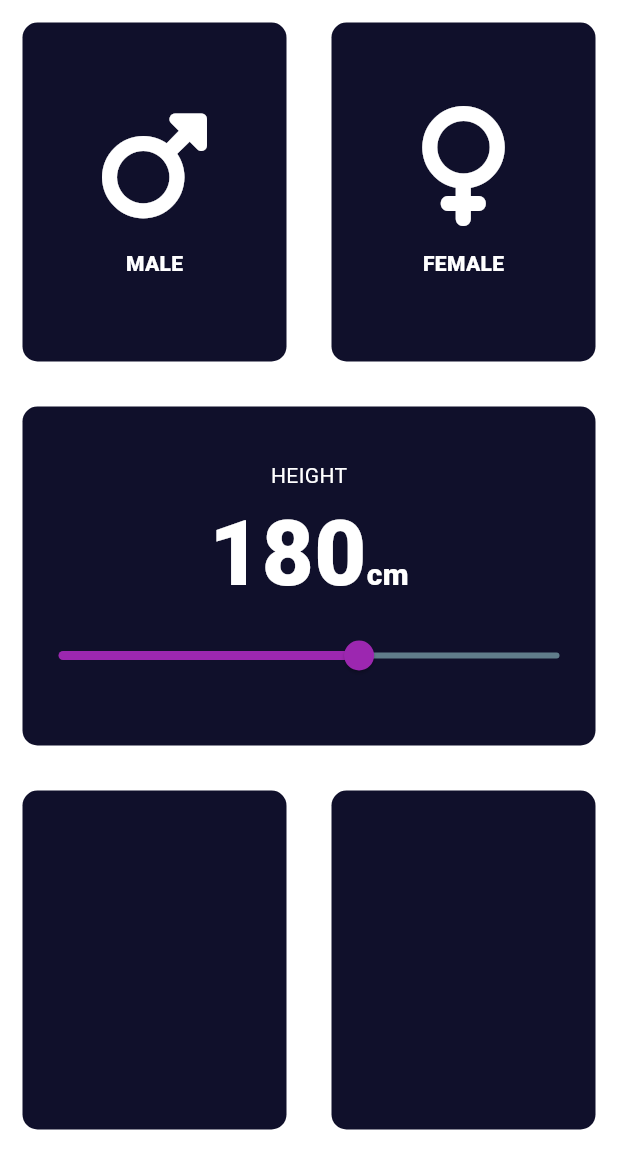
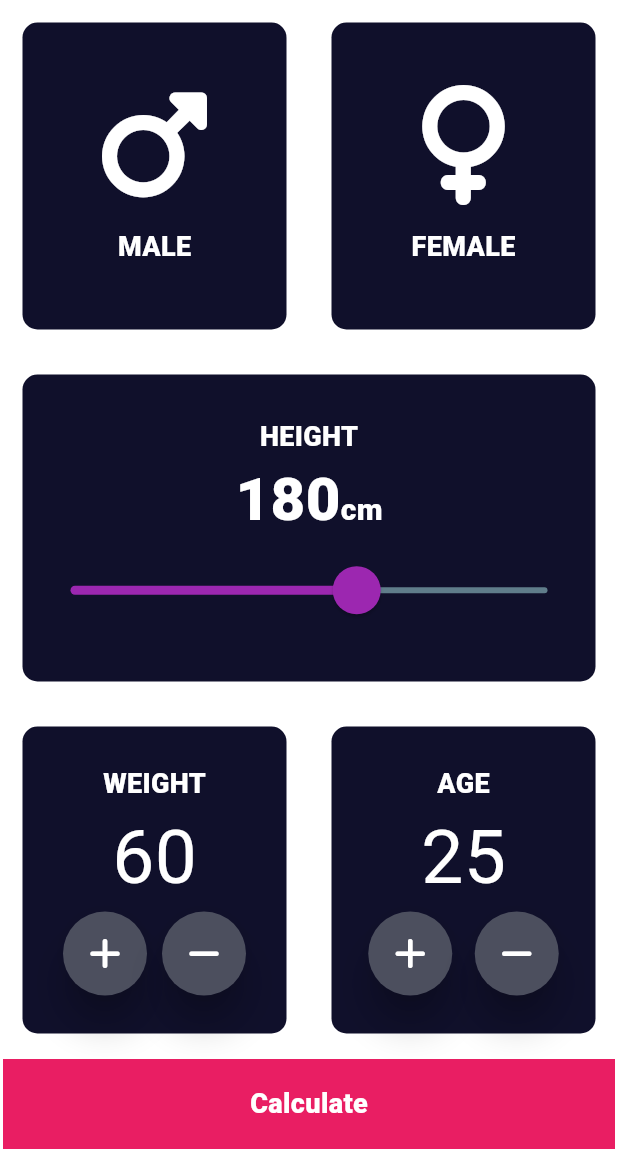
Before and after one commit to Iamthemax/bmi_calculator, a Flutter app: the screen it shows after launch, on a phone screen of 412 x 824 dp, the part 84-1236 px from its top. Run offline on Flutter 3.47's test engine with Material 3 defaults, Android fonts, the phone set to English and light mode, and no system bars; our stand-ins replace font_awesome_flutter.

Commit message:
After fully successful

```diff
--- /dev/null
+++ b/lib/calculate_bmi.dart
@@ -0,0 +1,24 @@
+import 'dart:math';
+
+class CalculateBMI{
+
+  CalculateBMI({this.weight,this.height});
+  final int? height;
+  final int? weight;
+  double bmi=0.0;
+
+  String calculate(){
+    bmi=(weight!/pow(height!/100, 2))!;
+    return bmi.toStringAsFixed(1);
+  }
+  String getResult(){
+
+    if(bmi>25){
+      return "Overweight";
+    }else if(bmi>18.5){
+      return "Normal";
+    }else {
+      return "Underweight";
+    }
+  }
+}
--- a/lib/constants.dart
+++ b/lib/constants.dart
@@ -7,5 +7,6 @@ const inActiveCardColor = Color(0xFF10102B);
 enum Gender{male,female}
 const labelTextStyle=TextStyle(
   fontSize: 18.0,
-  color: Colors.white
+  color: Colors.white,
+    fontWeight: FontWeight.w900
 );
--- a/lib/icon_content.dart
+++ b/lib/icon_content.dart
@@ -1,3 +1,4 @@
+import 'package:bmi_calculator/constants.dart';
 import 'package:flutter/material.dart';
 class IconContent extends StatelessWidget {
   const IconContent({
@@ -17,7 +18,7 @@ class IconContent extends StatelessWidget {
         ),
         Text(
           iconText,
-          style: const TextStyle(color: Colors.white,fontWeight:FontWeight.w800),
+          style: labelTextStyle
         ),
       ],
     );
--- a/lib/input_page.dart
+++ b/lib/input_page.dart
@@ -1,3 +1,5 @@
+import 'package:bmi_calculator/calculate_bmi.dart';
+import 'package:bmi_calculator/results_page.dart';
 import 'package:flutter/material.dart';
 import 'package:font_awesome_flutter/font_awesome_flutter.dart';
 import 'reusable_card.dart';
@@ -14,6 +16,8 @@ class InputPage extends StatefulWidget {
 class _InputPageState extends State<InputPage> {
   Gender? selectedGender;
   int height = 180;
+  int weight = 60;
+  int age = 25;
 
   @override
   Widget build(BuildContext context) {
@@ -24,7 +28,8 @@ class _InputPageState extends State<InputPage> {
             style: TextStyle(fontWeight: FontWeight.w900, fontSize: 20),
           ),
         ),
-        body: Column(
+        body: SafeArea(
+          child: Column(
             children: [
               Expanded(
                 child: Row(
@@ -69,7 +74,10 @@ class _InputPageState extends State<InputPage> {
                       crossAxisAlignment: CrossAxisAlignment.center,
                       mainAxisAlignment: MainAxisAlignment.center,
                       children: [
-                      Text("HEIGHT"),
+                        Text(
+                          "HEIGHT",
+                          style: labelTextStyle,
+                        ),
                         Row(
                           mainAxisAlignment: MainAxisAlignment.center,
                           crossAxisAlignment: CrossAxisAlignment.baseline,
@@ -79,7 +87,7 @@ class _InputPageState extends State<InputPage> {
                                 style: TextStyle(
                                     color: Colors.white,
                                     fontWeight: FontWeight.w900,
-                                  fontSize: 60.0)),
+                                    fontSize: 40.0)),
                             Text("cm",
                                 style: TextStyle(
                                   color: Colors.white,
@@ -88,7 +96,13 @@ class _InputPageState extends State<InputPage> {
                                 )),
                           ],
                         ),
-                      Slider(
+                        SliderTheme(
+                          data: SliderTheme.of(context).copyWith(
+                              thumbShape:
+                                  RoundSliderThumbShape(enabledThumbRadius: 16.0),
+                              overlayShape:
+                                  RoundSliderOverlayShape(overlayRadius: 32.0)),
+                          child: Slider(
                             value: height.toDouble(),
                             min: 120.0,
                             max: 220.0,
@@ -99,27 +113,150 @@ class _InputPageState extends State<InputPage> {
                                 height = newValue.round();
                               });
                             },
+                          ),
                         )
                       ],
                     )),
               ),
-            const Expanded(
+              Expanded(
                 child: Row(
                   children: [
                     Expanded(
                       child: ReusableCard(
                         colour: inActiveCardColor,
+                        cardChild: Column(
+                          mainAxisAlignment: MainAxisAlignment.center,
+                          children: [
+                            Text(
+                              "WEIGHT",
+                              style: labelTextStyle,
+                            ),
+                            Text(
+                              weight.toString(),
+                              style: TextStyle(fontSize: 50.0),
+                            ),
+                            Row(
+                              mainAxisAlignment: MainAxisAlignment.center,
+                              children: [
+                                RoundIconButton(
+                                  child: FontAwesomeIcons.plus,
+                                  onPressed: () {
+                                    setState(() {
+                                      weight = weight + 1;
+                                    });
+                                  },
+                                ),
+                                SizedBox(
+                                  width: 10,
+                                ),
+                                RoundIconButton(
+                                  child: FontAwesomeIcons.minus,
+                                  onPressed: () {
+                                    setState(() {
+                                      if (weight > 0) {
+                                        weight = weight - 1;
+                                      }
+                                    });
+                                  },
+                                )
+                              ],
+                            )
+                          ],
+                        ),
                       ),
                     ),
                     Expanded(
                       child: ReusableCard(
                         colour: inActiveCardColor,
+                        cardChild: Column(
+                          mainAxisAlignment: MainAxisAlignment.center,
+                          children: [
+                            Text(
+                              "AGE",
+                              style: labelTextStyle,
+                            ),
+                            Text(
+                              age.toString(),
+                              style: TextStyle(fontSize: 50.0),
+                            ),
+                            Row(
+                              mainAxisAlignment: MainAxisAlignment.center,
+                              children: [
+                                RoundIconButton(
+                                  child: FontAwesomeIcons.plus,
+                                  onPressed: () {
+                                    setState(() {
+                                      age = age + 1;
+                                    });
+                                  },
+                                ),
+                                SizedBox(
+                                  width: 15,
+                                ),
+                                RoundIconButton(
+                                  child: FontAwesomeIcons.minus,
+                                  onPressed: () {
+                                    setState(() {
+                                      if (age > 0) {
+                                        age = age - 1;
+                                      }
+                                    });
+                                  },
+                                )
+                              ],
+                            )
+                          ],
+                        ),
                       ),
                     ),
                   ],
                 ),
+              ),
+              Expanded(
+                flex: 0,
+                child: GestureDetector(
+                  onTap: (){
+
+                    CalculateBMI calc=CalculateBMI(weight: weight,height: height);
+                    //Navigator.pushNamed(context, '/result_page',arguments:ResultPage(result: calc.getResult(),bmi: calc.calculate(),));
+                    Navigator.push(context, MaterialPageRoute(builder: (context)=>ResultPage(result: calc.getResult(),bmi: calc.calculate(),)));
+                  },
+                  child: Container(
+                    margin: EdgeInsets.all(2),
+                    child: Center(child: Text("Calculate",style: labelTextStyle,)),
+                    color: Colors.pink,
+                    width: double.infinity,
+                    height: 60.0,
+                  ),
+                ),
               )
             ],
+          ),
         ));
   }
 }
+
+class RoundIconButton extends StatelessWidget {
+  const RoundIconButton({super.key, this.child, this.onPressed});
+
+  final IconData? child;
+  final VoidCallback? onPressed;
+
+  @override
+  Widget build(BuildContext context) {
+    return RawMaterialButton(
+      onPressed: onPressed,
+      child: Icon(
+        child,
+        color: Colors.white,
+      ),
+      elevation: 10.0,
+      constraints: BoxConstraints.tightFor(
+        width: 56.0,
+        height: 56.0,
+      ),
+      shape: CircleBorder(),
+      fillColor: Color(0xFF4C4F5E),
+    );
+  }
+}
--- a/lib/main.dart
+++ b/lib/main.dart
@@ -1,10 +1,11 @@
+import 'package:bmi_calculator/results_page.dart';
 import 'package:flutter/material.dart';
+
 import 'input_page.dart';
 
 void main() {
-  runApp(const MyApp());
+  runApp(MyApp());
 }
-
 class MyApp extends StatelessWidget {
   const MyApp({super.key});
 
@@ -27,6 +28,10 @@ class MyApp extends StatelessWidget {
         appBarTheme: AppBarTheme(backgroundColor: Color(0xFF10102B),titleTextStyle: TextStyle(color: Colors.white)),
       ),
       home: InputPage(),
+      initialRoute: '/',
+      routes: {
+        '/result_page':(context)=>ResultPage()
+      },
     );
 }
 }
```
Also changed, not shown: lib/results_page.dart (added, +73 -0 lines). Lines whose indentation alone changed are shown as unchanged.
